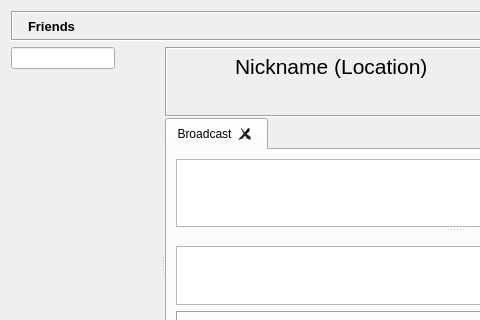
Above: retroshare-gui/src/gui/FriendsDialog.ui from RetroShare/RetroShare before the change; both pictures show x 0 to 480 and y 0 to 320 of the 755 by 491 pixel window. Below: the same form after it.
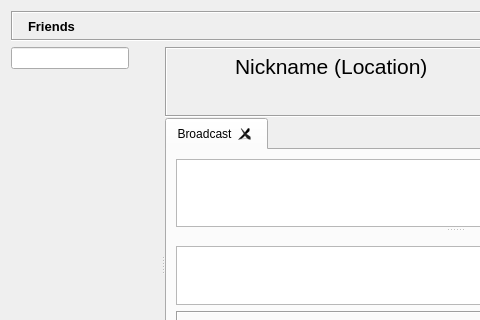
That is the form after the change. Icons and pictures are not drawn. Custom widgets are drawn as their Qt base class.

```diff
--- a/retroshare-gui/src/gui/FriendsDialog.ui
+++ b/retroshare-gui/src/gui/FriendsDialog.ui
@@ -99,8 +99,17 @@
      </property>
      <widget class="QWidget" name="layoutWidget">
       <layout class="QVBoxLayout" name="verticalLayout">
+       <property name="spacing">
+        <number>2</number>
+       </property>
        <item>
         <layout class="QHBoxLayout" name="horizontalLayout_3">
+         <property name="spacing">
+          <number>0</number>
+         </property>
+         <property name="bottomMargin">
+          <number>2</number>
+         </property>
          <item>
           <widget class="LineEditClear" name="filter_lineEdit"/>
          </item>
@@ -112,6 +121,12 @@
              <verstretch>0</verstretch>
             </sizepolicy>
            </property>
+           <property name="maximumSize">
+            <size>
+             <width>32</width>
+             <height>16777215</height>
+            </size>
+           </property>
            <property name="focusPolicy">
             <enum>Qt::NoFocus</enum>
            </property>
```
